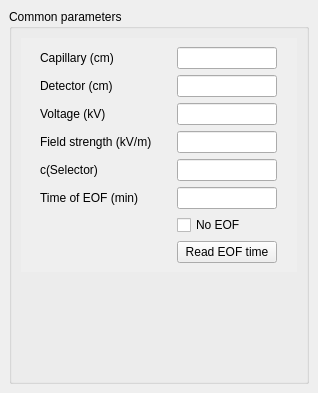
The window that src/gui/commonparameterswidget.ui (echmet/CEval) describes before a commit, drawn with Qt 5.
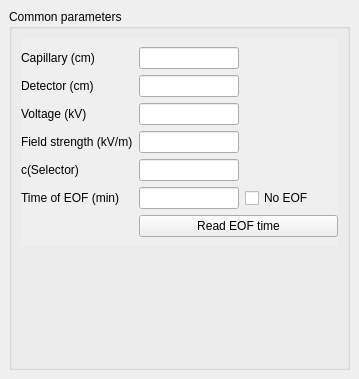
The same window after the commit. Custom widgets are drawn as their Qt base class.

Commit message: Move "No EOF" checkbox to the side of the grid

What changed in the file:
```diff
--- a/src/gui/commonparameterswidget.ui
+++ b/src/gui/commonparameterswidget.ui
@@ -9,8 +9,8 @@
    <rect>
     <x>0</x>
     <y>0</y>
-    <width>318</width>
-    <height>393</height>
+    <width>359</width>
+    <height>379</height>
    </rect>
   </property>
   <property name="sizePolicy">
@@ -83,7 +83,7 @@
       <item>
        <widget class="QScrollArea" name="qsa_commonParameters">
         <property name="sizePolicy">
-         <sizepolicy hsizetype="Minimum" vsizetype="Expanding">
+         <sizepolicy hsizetype="Minimum" vsizetype="MinimumExpanding">
           <horstretch>0</horstretch>
           <verstretch>0</verstretch>
          </sizepolicy>
@@ -105,12 +105,12 @@
           <rect>
            <x>0</x>
            <y>0</y>
-           <width>258</width>
-           <height>310</height>
+           <width>319</width>
+           <height>302</height>
           </rect>
          </property>
          <property name="sizePolicy">
-          <sizepolicy hsizetype="Minimum" vsizetype="Expanding">
+          <sizepolicy hsizetype="Minimum" vsizetype="MinimumExpanding">
            <horstretch>0</horstretch>
            <verstretch>0</verstretch>
           </sizepolicy>
@@ -337,10 +337,17 @@
               </property>
              </widget>
             </item>
-            <item row="7" column="1">
+            <item row="5" column="2">
+             <widget class="QMappedCheckBox" name="qcb_noEof">
+              <property name="text">
+               <string>No EOF</string>
+              </property>
+             </widget>
+            </item>
+            <item row="6" column="1" colspan="2">
              <widget class="QPushButton" name="qpb_readEof">
               <property name="sizePolicy">
-               <sizepolicy hsizetype="Preferred" vsizetype="Fixed">
+               <sizepolicy hsizetype="Minimum" vsizetype="Fixed">
                 <horstretch>0</horstretch>
                 <verstretch>0</verstretch>
                </sizepolicy>
@@ -353,13 +360,6 @@
               </property>
              </widget>
             </item>
-            <item row="6" column="1">
-             <widget class="QMappedCheckBox" name="qcb_noEof">
-              <property name="text">
-               <string>No EOF</string>
-              </property>
-             </widget>
-            </item>
            </layout>
           </item>
          </layout>
```
Left out of the diff: 1 changed line with no effect on the pictures.
